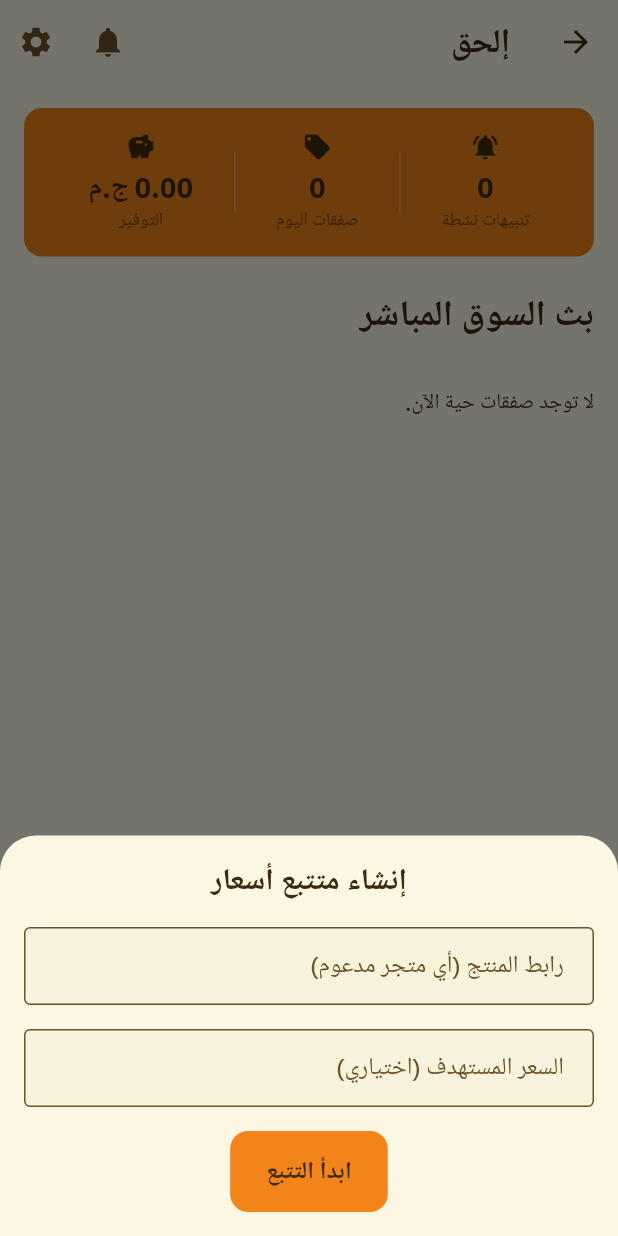
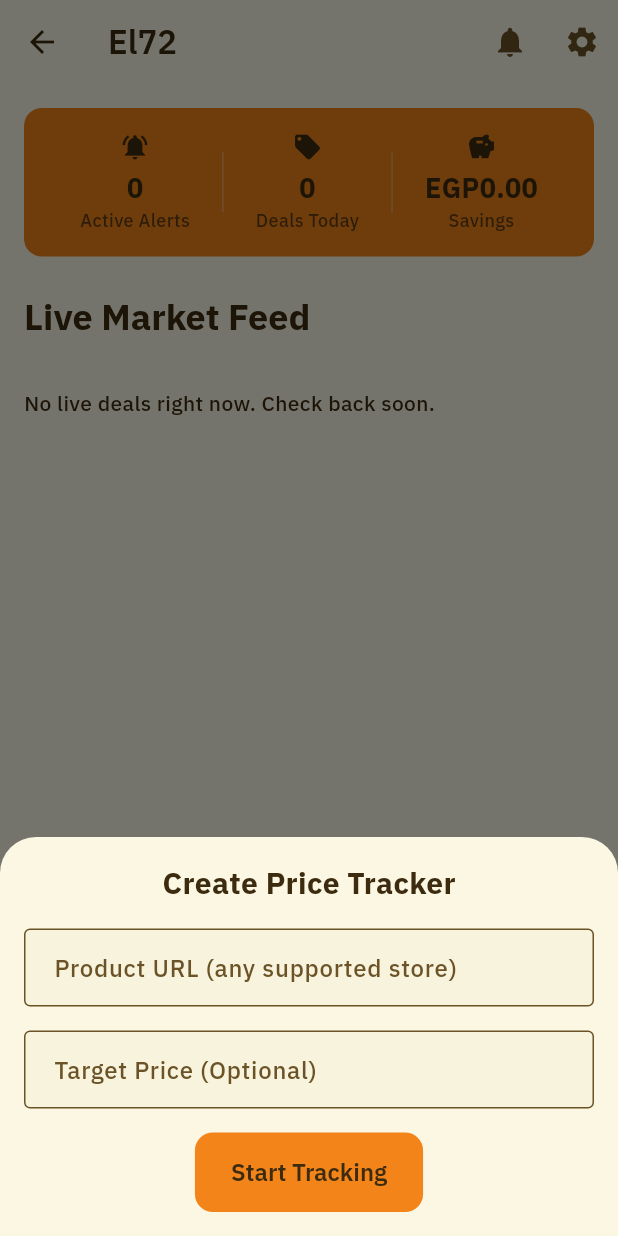
Before and after one commit to Ahmed-Samir11/El72, a Flutter app: the DashboardPage screen opened by its route, item 2 of the bottom bar chosen, after a tap on the "add" icon, on a phone screen of 412 x 824 dp. Run offline on Flutter 3.47's test engine with Material 3 defaults, Android fonts, the phone set to English and light mode, and no system bars; our stand-ins replace cached_network_image, dio, fl_chart, flutter_riverpod, flutter_secure_storage, shared_preferences; accounts and stored records are empty; network calls fail; project files that could hold a hidden picture were left out.

Commit message:
MS2 review round 2: address review findings
- Platform locale resolution (ar fallback) instead of hardcoded ar locale,
  so English devices use English and unsupported locales fall back to ar
- formatPrice locale is now required (no silent English fallback)
- errorMessage helper: human-readable exception summaries, no raw stack
  traces in UI (dashboard, deals feed, price history, auth, tracker sheet)
- Consolidated redundant ARB keys (noLiveDealsSoon->noLiveDeals,
  targetPriceLabel->targetLabel)
- Documented nullable-getter rationale in l10n.yaml
- Tests: errorMessage unit tests; 37 total passing, analyze clean

```diff
--- a/flutter-app/l10n.yaml
+++ b/flutter-app/l10n.yaml
@@ -1,5 +1,9 @@
 # flutter gen-l10n configuration.
 # Run with: flutter gen-l10n  (or automatically on build when generate: true)
+# nullable-getter is false because the app pins supportedLocales to [ar, en]
+# and registers AppLocalizations.delegate in main.dart, so
+# AppLocalizations.of(context) can never be null at runtime. Non-null getters
+# keep call sites clean of `?.` chains.
 arb-dir: lib/l10n
 template-arb-file: app_en.arb
 output-localization-file: app_localizations.dart
--- a/flutter-app/lib/l10n/app_ar.arb
+++ b/flutter-app/lib/l10n/app_ar.arb
@@ -46,7 +46,7 @@
       "error": { "type": "String" }
     }
   },
-  "noLiveDeals": "لا توجد صفقات حية الآن.",
+  "noLiveDeals": "لا توجد صفقات حية الآن. عد لاحقًا.",
   "myAccount": "حسابي",
   "demoAccount": "حساب تجريبي",
   "fullAccount": "حساب كامل",
@@ -124,12 +124,6 @@
   },
 
   "fetchingPrice": "جارٍ جلب السعر المباشر...",
-  "targetPriceLabel": "السعر المستهدف: {price}",
-  "@targetPriceLabel": {
-    "placeholders": {
-      "price": { "type": "String" }
-    }
-  },
 
   "genericLoadError": "فشل في التحميل.\n{error}",
   "@genericLoadError": {
@@ -138,6 +132,5 @@
     }
   },
 
-  "liveDeals": "الصفقات الحية",
-  "noLiveDealsSoon": "لا توجد صفقات حية الآن. عد لاحقًا."
+  "liveDeals": "الصفقات الحية"
 }
--- a/flutter-app/lib/l10n/app_localizations.dart
+++ b/flutter-app/lib/l10n/app_localizations.dart
@@ -251,7 +251,7 @@ abstract class AppLocalizations {
   /// No description provided for @noLiveDeals.
   ///
   /// In en, this message translates to:
-  /// **'No live deals right now.'**
+  /// **'No live deals right now. Check back soon.'**
   String get noLiveDeals;
 
   /// No description provided for @myAccount.
@@ -488,12 +488,6 @@ abstract class AppLocalizations {
   /// **'Fetching live price...'**
   String get fetchingPrice;
 
-  /// No description provided for @targetPriceLabel.
-  ///
-  /// In en, this message translates to:
-  /// **'Target: {price}'**
-  String targetPriceLabel(String price);
-
   /// No description provided for @genericLoadError.
   ///
   /// In en, this message translates to:
@@ -505,12 +499,6 @@ abstract class AppLocalizations {
   /// In en, this message translates to:
   /// **'Live Deals'**
   String get liveDeals;
-
-  /// No description provided for @noLiveDealsSoon.
-  ///
-  /// In en, this message translates to:
-  /// **'No live deals right now. Check back soon.'**
-  String get noLiveDealsSoon;
 }
 
 class _AppLocalizationsDelegate
--- a/flutter-app/lib/l10n/app_localizations_ar.dart
+++ b/flutter-app/lib/l10n/app_localizations_ar.dart
@@ -92,7 +92,7 @@ class AppLocalizationsAr extends AppLocalizations {
   }
 
   @override
-  String get noLiveDeals => 'لا توجد صفقات حية الآن.';
+  String get noLiveDeals => 'لا توجد صفقات حية الآن. عد لاحقًا.';
 
   @override
   String get myAccount => 'حسابي';
@@ -225,18 +225,10 @@ class AppLocalizationsAr extends AppLocalizations {
   String get fetchingPrice => 'جارٍ جلب السعر المباشر...';
 
   @override
-  String targetPriceLabel(String price) {
-    return 'السعر المستهدف: $price';
-  }
-
-  @override
   String genericLoadError(String error) {
     return 'فشل في التحميل.\n$error';
   }
 
   @override
   String get liveDeals => 'الصفقات الحية';
-
-  @override
-  String get noLiveDealsSoon => 'لا توجد صفقات حية الآن. عد لاحقًا.';
 }
--- a/flutter-app/lib/main.dart
+++ b/flutter-app/lib/main.dart
@@ -47,10 +47,10 @@ class ElhaqApp extends StatelessWidget {
         GlobalWidgetsLocalizations.delegate,
         GlobalCupertinoLocalizations.delegate,
       ],
-      // Arabic-first: ar is the default locale; RTL layout follows
-      // automatically from the active locale.
+      // Arabic-first: ar leads supportedLocales, so any unsupported platform
+      // locale falls back to Arabic. Supported devices (ar/en) use their own
+      // locale; RTL layout follows automatically from the active locale.
       supportedLocales: const [Locale('ar'), Locale('en')],
-      locale: const Locale('ar'),
       initialRoute: AppRoutes.splash,
       routes: AppRouter.routes,
     );
--- a/flutter-app/lib/src/core/format/price_format.dart
+++ b/flutter-app/lib/src/core/format/price_format.dart
@@ -2,12 +2,14 @@ import 'dart:ui';
 
 import 'package:intl/intl.dart';
 
-/// Formats a monetary amount for the active locale.
+/// Formats a monetary amount for the given locale.
 ///
-/// Arabic renders with Eastern-Arabic digits and the local currency label;
-/// English renders with Latin digits and `EGP`. The app's currency is EGP.
-String formatPrice(double amount, {Locale? locale}) {
-  final tag = locale?.toLanguageTag() ?? 'en';
+/// Arabic renders with the local currency label (ج.م); English and other
+/// locales render with `EGP`. The app's currency is EGP. The locale is
+/// required so call sites cannot silently fall back to English on an
+/// Arabic device.
+String formatPrice(double amount, {required Locale locale}) {
+  final tag = locale.toLanguageTag();
   final symbol = tag.startsWith('ar') ? '\u{062C}.\u{0645}' : 'EGP';
   return NumberFormat.currency(locale: tag, symbol: symbol).format(amount);
 }
--- a/flutter-app/lib/src/ui/auth/login_page.dart
+++ b/flutter-app/lib/src/ui/auth/login_page.dart
@@ -2,6 +2,7 @@ import 'package:flutter/material.dart';
 import 'package:flutter_riverpod/flutter_riverpod.dart';
 
 import '../../../l10n/app_localizations.dart';
+import '../../core/format/error_message.dart';
 import '../../core/styles/app_theme.dart';
 import '../../routing/app_router.dart';
 import '../common/top_box.dart';
@@ -133,7 +134,7 @@ class _LoginPageState extends ConsumerState<LoginPage> {
                                 ScaffoldMessenger.of(context).showSnackBar(
                                   SnackBar(
                                     content: Text(
-                                      AppLocalizations.of(context).loginFailed(e.toString()),
+                                      AppLocalizations.of(context).loginFailed(errorMessage(e)),
                                     ),
                                     backgroundColor: context.appTokens.error,
                                   ),
--- a/flutter-app/lib/src/ui/auth/register_page.dart
+++ b/flutter-app/lib/src/ui/auth/register_page.dart
@@ -2,6 +2,7 @@ import 'package:flutter/material.dart';
 import 'package:flutter_riverpod/flutter_riverpod.dart';
 
 import '../../../l10n/app_localizations.dart';
+import '../../core/format/error_message.dart';
 import '../../core/styles/app_theme.dart';
 import '../common/top_box.dart';
 import '../../data/providers.dart';
@@ -111,7 +112,7 @@ class _RegisterPageState extends ConsumerState<RegisterPage> {
                                 ScaffoldMessenger.of(context).showSnackBar(
                                   SnackBar(
                                     content: Text(
-                                      AppLocalizations.of(context).errorPrefix(e.toString()),
+                                      AppLocalizations.of(context).errorPrefix(errorMessage(e)),
                                     ),
                                     backgroundColor: context.appTokens.error,
                                   ),
--- a/flutter-app/lib/src/ui/common/async_state_view.dart
+++ b/flutter-app/lib/src/ui/common/async_state_view.dart
@@ -2,6 +2,7 @@ import 'package:flutter/material.dart';
 import 'package:flutter_riverpod/flutter_riverpod.dart';
 
 import '../../../l10n/app_localizations.dart';
+import '../../core/format/error_message.dart';
 
 /// Uniform async-state rendering for the app's screens.
 ///
@@ -37,7 +38,7 @@ class AsyncStateView<T> extends StatelessWidget {
             child: Padding(
               padding: const EdgeInsets.all(24),
               child: Text(
-                AppLocalizations.of(context).genericLoadError(error.toString()),
+                AppLocalizations.of(context).genericLoadError(errorMessage(error)),
                 textAlign: TextAlign.center,
                 style: TextStyle(color: Theme.of(context).colorScheme.onSurfaceVariant),
               ),
--- a/flutter-app/lib/src/ui/create_tracker_sheet.dart
+++ b/flutter-app/lib/src/ui/create_tracker_sheet.dart
@@ -2,6 +2,7 @@ import 'package:flutter/material.dart';
 import 'package:flutter_riverpod/flutter_riverpod.dart';
 
 import '../../l10n/app_localizations.dart';
+import '../core/format/error_message.dart';
 import '../core/styles/app_theme.dart';
 import '../data/providers.dart';
 
@@ -86,7 +87,7 @@ class _CreateTrackerSheetState extends ConsumerState<CreateTrackerSheet> {
                 if (context.mounted) {
                   ScaffoldMessenger.of(context).showSnackBar(
                     SnackBar(
-                      content: Text(AppLocalizations.of(context).errorPrefix(e.toString())),
+                      content: Text(AppLocalizations.of(context).errorPrefix(errorMessage(e))),
                       backgroundColor: context.appTokens.error,
                     ),
                   );
--- a/flutter-app/lib/src/ui/dashboard/dashboard_page.dart
+++ b/flutter-app/lib/src/ui/dashboard/dashboard_page.dart
@@ -1,6 +1,7 @@
 import 'package:flutter/material.dart';
 
 import '../../../l10n/app_localizations.dart';
+import '../../core/format/error_message.dart';
 import 'package:flutter_riverpod/flutter_riverpod.dart';
 
 import '../../data/providers.dart';
@@ -64,7 +65,7 @@ class _TrackersTab extends ConsumerWidget {
       loading: () => const Center(child: CircularProgressIndicator()),
       error: (e, _) => Center(
         child: Text(
-          AppLocalizations.of(context).failedToLoadTrackers(e.toString()),
+          AppLocalizations.of(context).failedToLoadTrackers(errorMessage(e)),
           textAlign: TextAlign.center,
         ),
       ),
@@ -188,7 +189,7 @@ class _DealsTab extends ConsumerWidget {
           error: (e, _) => SliverToBoxAdapter(
             child: Padding(
               padding: const EdgeInsets.all(16),
-              child: Text(AppLocalizations.of(context).failedToLoadDeals(e.toString())),
+              child: Text(AppLocalizations.of(context).failedToLoadDeals(errorMessage(e))),
             ),
           ),
           data: (deals) {
--- a/flutter-app/lib/src/ui/deals/deals_feed_page.dart
+++ b/flutter-app/lib/src/ui/deals/deals_feed_page.dart
@@ -21,7 +21,7 @@ class DealsFeedPage extends ConsumerWidget {
         builder: (deals) {
           if (deals.isEmpty) {
             return Center(
-              child: Text(AppLocalizations.of(context).noLiveDealsSoon),
+              child: Text(AppLocalizations.of(context).noLiveDeals),
             );
           }
           return ListView.builder(
--- a/flutter-app/lib/src/ui/price_history/price_history_page.dart
+++ b/flutter-app/lib/src/ui/price_history/price_history_page.dart
@@ -5,6 +5,7 @@ import 'package:flutter/material.dart';
 import 'package:flutter_riverpod/flutter_riverpod.dart';
 
 import '../../../l10n/app_localizations.dart';
+import '../../core/format/error_message.dart';
 import '../../core/format/price_format.dart';
 import '../../core/styles/app_colors.dart';
 import '../../core/styles/app_theme.dart';
@@ -30,7 +31,7 @@ class PriceHistoryPage extends ConsumerWidget {
       ),
       body: pointsAsync.when(
         loading: () => const Center(child: CircularProgressIndicator()),
-        error: (e, _) => _ErrorView(message: e.toString()),
+        error: (e, _) => _ErrorView(message: errorMessage(e)),
         data: (points) {
           if (points.isEmpty) return const _EmptyView();
           return _PriceChart(points: points);
--- a/flutter-app/lib/src/ui/widgets/tracker_card.dart
+++ b/flutter-app/lib/src/ui/widgets/tracker_card.dart
@@ -117,7 +117,7 @@ class TrackerCard extends StatelessWidget {
                     if (targetPrice > 0) ...[
                       const SizedBox(height: 4),
                       Text(
-                        AppLocalizations.of(context).targetPriceLabel(
+                        AppLocalizations.of(context).targetLabel(
                             formatPrice(targetPrice, locale: locale)),
                         style: TextStyle(
                             fontSize: 14, color: colorScheme.onSurfaceVariant),
```
Also changed, not shown: flutter-app/lib/l10n/app_en.arb (+2 -9 lines), flutter-app/lib/l10n/app_localizations_en.dart (+1 -9 lines), flutter-app/lib/src/core/format/error_message.dart (added, +30 -0 lines), 2 other files.
